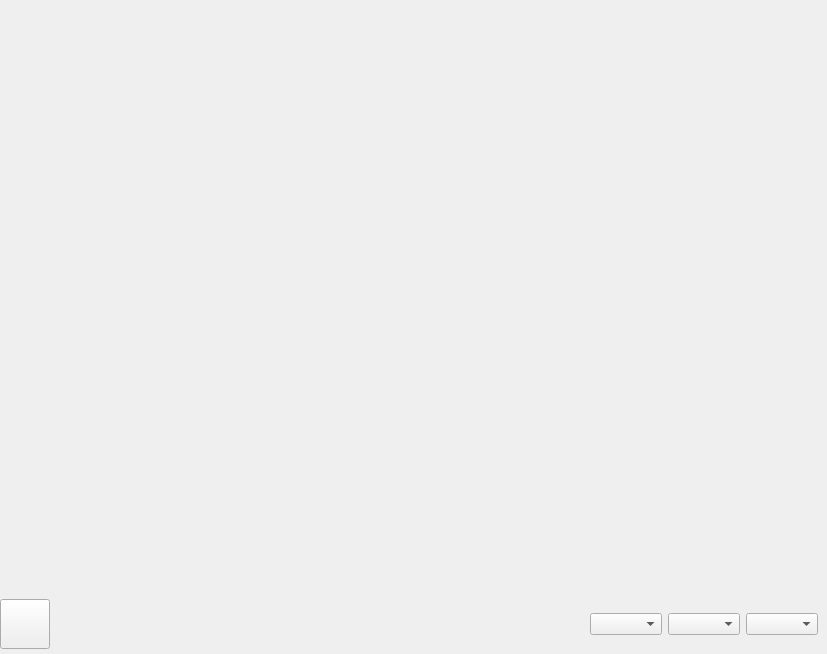
chunyujin295/FPlayer-desketop, file widget/uis/capturewindow.ui: the form before one commit.
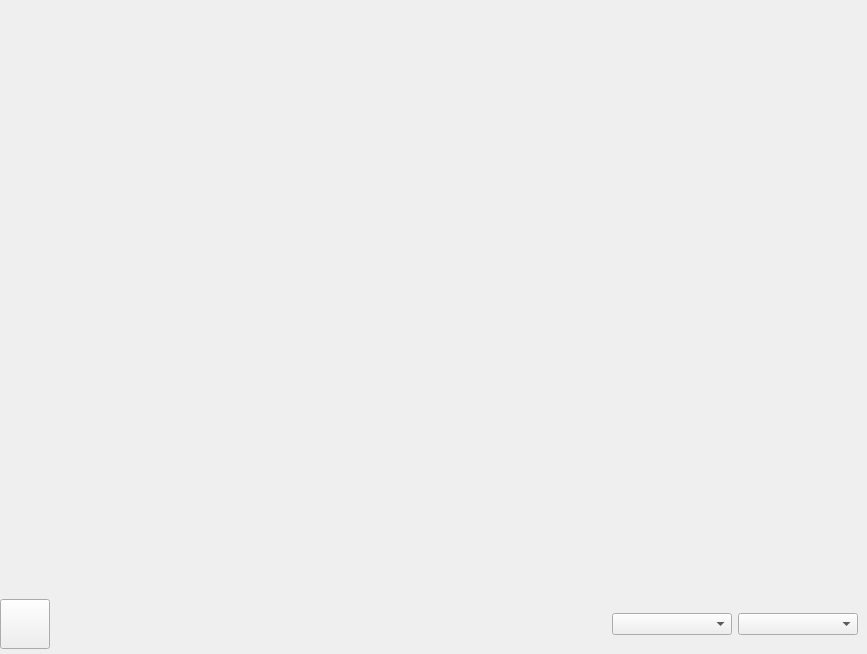
The form after the commit. Icons and pictures are not drawn.

```diff
--- a/widget/uis/capturewindow.ui
+++ b/widget/uis/capturewindow.ui
@@ -6,7 +6,7 @@
    <rect>
     <x>0</x>
     <y>0</y>
-    <width>827</width>
+    <width>867</width>
     <height>654</height>
    </rect>
   </property>
@@ -144,13 +144,24 @@
        <widget class="QWidget" name="wgtDevices" native="true">
         <layout class="QHBoxLayout" name="horizontalLayout_3">
          <item>
-          <widget class="QComboBox" name="cmbDevices"/>
+          <widget class="QComboBox" name="cmbDevices">
+           <property name="minimumSize">
+            <size>
+             <width>120</width>
+             <height>0</height>
+            </size>
+           </property>
+          </widget>
          </item>
          <item>
-          <widget class="QComboBox" name="cmbRes"/>
-         </item>
-         <item>
-          <widget class="QComboBox" name="cmbFps"/>
+          <widget class="QComboBox" name="cmbFormats">
+           <property name="minimumSize">
+            <size>
+             <width>120</width>
+             <height>0</height>
+            </size>
+           </property>
+          </widget>
          </item>
         </layout>
        </widget>
```
